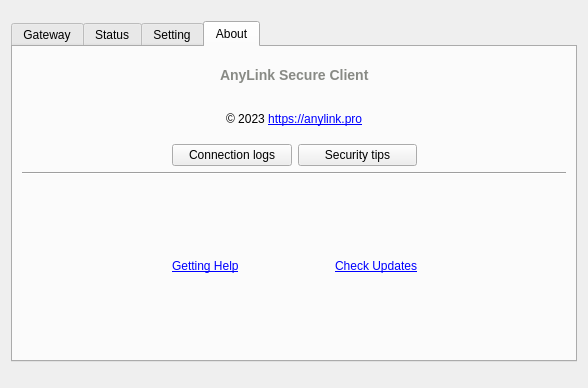
Old version of the form src/anylink.ui in the repository lishirens/plitun-client.
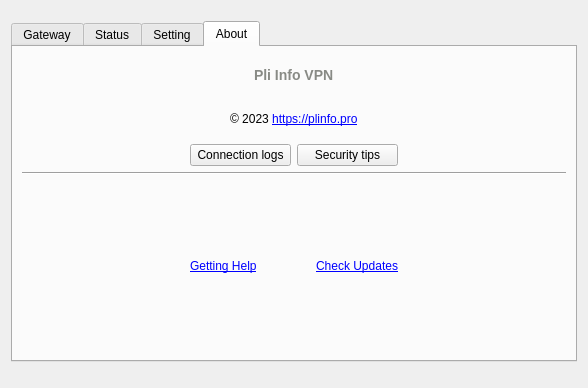
New version of the form. The open tabs and pages were chosen to show the change. Custom widgets are drawn as their Qt base class.

```diff
--- a/src/anylink.ui
+++ b/src/anylink.ui
@@ -651,7 +651,7 @@
            <item>
             <widget class="QLabel" name="labelLogo">
              <property name="text">
-              <string notr="true">&lt;html&gt;&lt;head/&gt;&lt;body&gt;&lt;h3 style=&quot; margin-top:14px; margin-bottom:12px; margin-left:0px; margin-right:0px; -qt-block-indent:0; text-indent:0px;&quot;&gt;&lt;span style=&quot; font-size:large; font-weight:700; color:#888a85;&quot;&gt;AnyLink Secure Client&lt;/span&gt;&lt;/h3&gt;&lt;/body&gt;&lt;/html&gt;</string>
+              <string notr="true">&lt;html&gt;&lt;head/&gt;&lt;body&gt;&lt;h3 style=&quot; margin-top:14px; margin-bottom:12px; margin-left:0px; margin-right:0px; -qt-block-indent:0; text-indent:0px;&quot;&gt;&lt;span style=&quot; font-size:large; font-weight:700; color:#888a85;&quot;&gt;Pli Info VPN&lt;/span&gt;&lt;/h3&gt;&lt;/body&gt;&lt;/html&gt;</string>
              </property>
             </widget>
            </item>
@@ -688,7 +688,7 @@
            <item>
             <widget class="QLabel" name="label_16">
              <property name="text">
-              <string notr="true">&amp;copy; 2023 &lt;a href=&quot;https://anylink.pro&quot;&gt;&lt;span style=&quot; text-decoration: underline; color:#0000ff;&quot;&gt;https://anylink.pro&lt;/span&gt;&lt;/a&gt;</string>
+              <string notr="true">&amp;copy; 2023 &lt;a href=&quot;https://plinfo.pro&quot;&gt;&lt;span style=&quot; text-decoration: underline; color:#0000ff;&quot;&gt;https://plinfo.pro&lt;/span&gt;&lt;/a&gt;</string>
              </property>
              <property name="openExternalLinks">
               <bool>true</bool>
@@ -741,7 +741,7 @@
          <item>
           <widget class="QLabel" name="labelHelp">
            <property name="text">
-            <string>&lt;a href=&quot;https://github.com/tlslink/anylink-client/issues&quot;&gt;&lt;span style=&quot; text-decoration: underline; color:#0000ff;&quot;&gt;Getting Help&lt;/span&gt;&lt;/a&gt;</string>
+            <string>&lt;a href=&quot;https://github.com/tlslink/plinfo-client/issues&quot;&gt;&lt;span style=&quot; text-decoration: underline; color:#0000ff;&quot;&gt;Getting Help&lt;/span&gt;&lt;/a&gt;</string>
            </property>
            <property name="textFormat">
             <enum>Qt::AutoText</enum>
```
Left out of the diff: 8 changed lines with no effect on the pictures.
